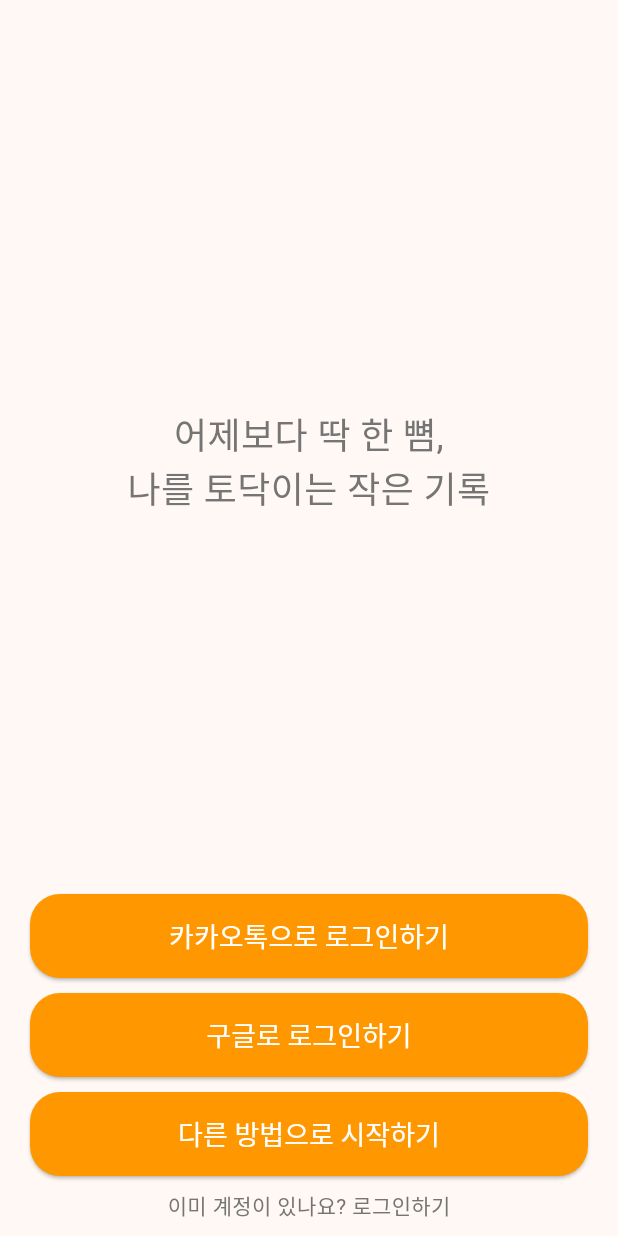
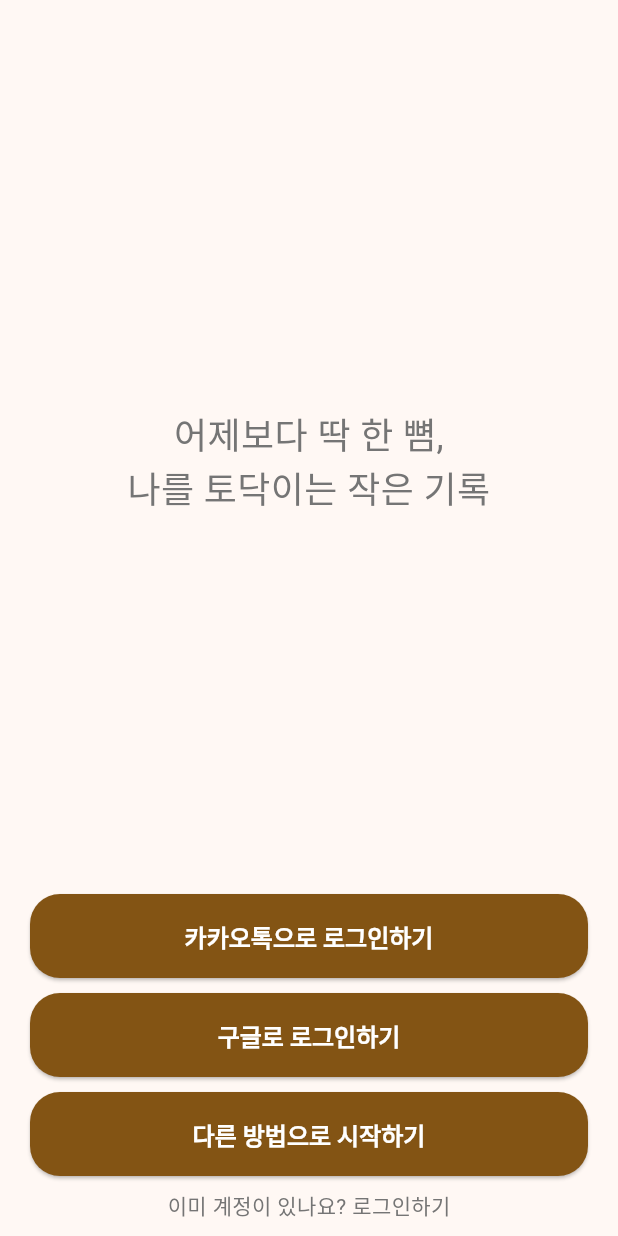
Before and after one commit to joohyelim1208/bread-road, a Flutter app: the screen it shows after launch, on a phone screen of 412 x 824 dp. Run offline on Flutter 3.47's test engine with Material 3 defaults, Android fonts, the phone set to English and light mode, and no system bars; our stand-ins replace flutter_riverpod, get, image_picker; Roboto replaces fonts that are missing (Pretendard).

Commit message:
feat: 테마 GetX 적용, 테마 모드 설정 중

```diff
--- /dev/null
+++ b/lib/core/theme/app_color_scheme.dart
@@ -0,0 +1,17 @@
+import 'package:flutter/material.dart';
+
+class AppColorScheme {
+  static ColorScheme _buildColorScheme(Brightness brightness) {
+    return ColorScheme.fromSeed(
+      // 브랜드 컬러
+      seedColor: const Color.fromARGB(255, 255, 161, 9),
+      brightness: brightness,
+      // 특정 색상 지정이 필요하면 덮어쓰기 primary,
+    );
+  }
+
+  static final ColorScheme lightColorScheme = _buildColorScheme(
+    Brightness.light,
+  );
+  static final ColorScheme darkColorScheme = _buildColorScheme(Brightness.dark);
+}
--- a/lib/core/theme/app_theme.dart
+++ b/lib/core/theme/app_theme.dart
@@ -1,17 +1,13 @@
 import 'package:flutter/material.dart';
 import 'package:han_ppyeom/core/theme/app_text_theme.dart';
+import 'app_color_scheme.dart';
 
-// 다른 페이지는 다른 스타일을 적용하려면,
+// 라이트/다크 모드의 모든 설정(색상, 텍스트, 버튼 스타일, 입력창 디자인 등)을 하나로 합쳐주는 최종 조립소 역할
 class AppTheme {
-  // 테마를 static으로 관리하면 접근성이 좋아짐
   static ThemeData get lightTheme => ThemeData(
     fontFamily: 'Pretendard',
     useMaterial3: true,
-    colorScheme: ColorScheme.fromSeed(
-      seedColor: const Color.fromARGB(255, 255, 161, 9),
-    ),
-    highlightColor: Colors.amber,
-
+    colorScheme: AppColorScheme.lightColorScheme,
     textTheme: AppTextTheme.lightTextTheme,
     inputDecorationTheme: _inputDecoraationTheme(Brightness.light),
     elevatedButtonTheme: _elevatedButtonTheme,
@@ -22,10 +18,7 @@
     fontFamily: 'Pretendard',
     useMaterial3: true,
     brightness: Brightness.dark,
-    colorScheme: ColorScheme.fromSeed(
-      seedColor: const Color.fromARGB(255, 255, 161, 9),
-      brightness: Brightness.dark,
-    ),
+    colorScheme: AppColorScheme.darkColorScheme,
     textTheme: AppTextTheme.darkTextTheme,
     inputDecorationTheme: _inputDecoraationTheme(Brightness.dark),
     elevatedButtonTheme: _elevatedButtonTheme,
@@ -34,9 +27,9 @@
   static final _elevatedButtonTheme = ElevatedButtonThemeData(
     style: ElevatedButton.styleFrom(
       foregroundColor: Colors.white,
-      backgroundColor: Colors.orange,
-      minimumSize: Size.fromHeight(56),
-      textStyle: TextStyle(fontSize: 18),
+      backgroundColor: AppColorScheme.lightColorScheme.primary,
+      minimumSize: const Size.fromHeight(56),
+      textStyle: AppTextTheme.lightTextTheme.labelLarge,
       shape: RoundedRectangleBorder(borderRadius: BorderRadius.circular(20)),
     ),
   );
--- a/lib/main.dart
+++ b/lib/main.dart
@@ -2,10 +2,12 @@
 import 'package:flutter_riverpod/flutter_riverpod.dart';
 import 'package:han_ppyeom/core/theme/app_theme.dart';
 import 'package:han_ppyeom/ui/pages/login/login_page.dart';
+import 'package:get/get.dart';
 
 void main() {
   // 리버팟 패키지
   runApp(ProviderScope(child: MyApp()));
+  // Get X 컨트롤러
 }
 
 class MyApp extends StatelessWidget {
@@ -13,7 +15,7 @@
 
   @override
   Widget build(BuildContext context) {
-    return MaterialApp(
+    return GetMaterialApp(
       debugShowCheckedModeBanner: false,
       theme: AppTheme.lightTheme,
       darkTheme: AppTheme.darkTheme,
--- a/pubspec.yaml
+++ b/pubspec.yaml
@@ -30,6 +30,7 @@
 dependencies:
   flutter:
     sdk: flutter
+  get: ^4.7.3
 
   # The following adds the Cupertino Icons font to your application.
   # Use with the CupertinoIcons class for iOS style icons.
@@ -41,6 +42,7 @@
   freezed_annotation: ^3.1.0
   json_annotation: ^4.11.0
   image_picker: ^1.2.1
+  get: ^4.7.3
 
 dev_dependencies:
   flutter_test:
```
Also changed, not shown: lib/core/theme/theme_controller.dart (added, +21 -0 lines), pubspec.lock.
